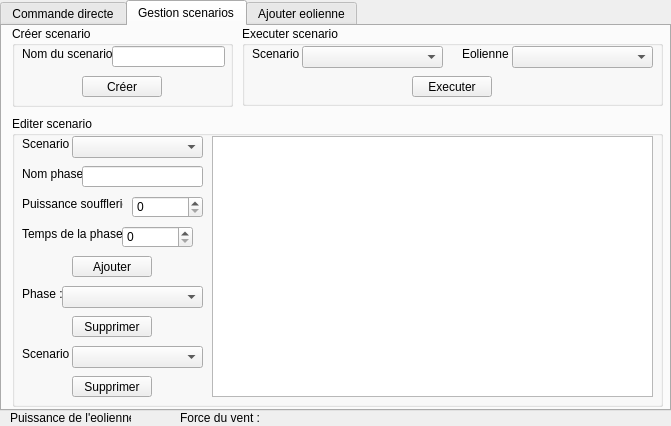
This is 06_taches_finale/01_alan_carrer/02_application/application/mainwindow.ui in Izakun/banc_de_test_eolienne as Qt 5 draws it before an edit. The edited form follows.
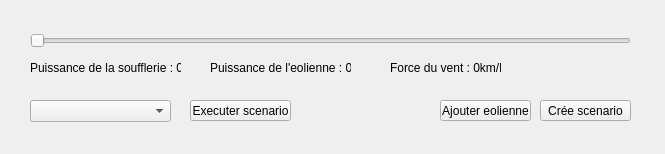
This is the edited form. The open tabs and pages were chosen to show the change.

The edit to the form file:
```diff
--- a/06_taches_finale/01_alan_carrer/02_application/application/mainwindow.ui
+++ b/06_taches_finale/01_alan_carrer/02_application/application/mainwindow.ui
@@ -6,527 +6,116 @@
    <rect>
     <x>0</x>
     <y>0</y>
-    <width>671</width>
-    <height>426</height>
+    <width>665</width>
+    <height>154</height>
    </rect>
   </property>
   <property name="windowTitle">
    <string>MainWindow</string>
   </property>
   <widget class="QWidget" name="centralWidget">
-   <widget class="QTabWidget" name="tabWidget">
+   <widget class="QPushButton" name="btn_createScenario">
     <property name="geometry">
      <rect>
-      <x>0</x>
-      <y>0</y>
-      <width>671</width>
-      <height>411</height>
+      <x>540</x>
+      <y>100</y>
+      <width>91</width>
+      <height>21</height>
      </rect>
     </property>
-    <property name="currentIndex">
-     <number>0</number>
+    <property name="text">
+     <string>Crée scenario</string>
     </property>
-    <widget class="QWidget" name="direct">
-     <attribute name="title">
-      <string>Commande directe</string>
-     </attribute>
-     <widget class="QLabel" name="label_3">
-      <property name="geometry">
-       <rect>
-        <x>10</x>
-        <y>10</y>
-        <width>131</width>
-        <height>16</height>
-       </rect>
-      </property>
-      <property name="text">
-       <string>Puissance de la soufflerie :</string>
-      </property>
-     </widget>
-     <widget class="QSlider" name="horizontalSlider">
-      <property name="geometry">
-       <rect>
-        <x>140</x>
-        <y>10</y>
-        <width>160</width>
-        <height>16</height>
-       </rect>
-      </property>
-      <property name="maximum">
-       <number>100</number>
-      </property>
-      <property name="orientation">
-       <enum>Qt::Horizontal</enum>
-      </property>
-     </widget>
-     <widget class="QLabel" name="label_4">
-      <property name="geometry">
-       <rect>
-        <x>310</x>
-        <y>10</y>
-        <width>47</width>
-        <height>13</height>
-       </rect>
-      </property>
-      <property name="text">
-       <string>- %</string>
-      </property>
-     </widget>
-    </widget>
-    <widget class="QWidget" name="scenario">
-     <attribute name="title">
-      <string>Gestion scenarios</string>
-     </attribute>
-     <widget class="QGroupBox" name="groupBox">
-      <property name="geometry">
-       <rect>
-        <x>10</x>
-        <y>0</y>
-        <width>221</width>
-        <height>81</height>
-       </rect>
-      </property>
-      <property name="title">
-       <string>Créer scenario</string>
-      </property>
-      <widget class="QLabel" name="label_9">
-       <property name="geometry">
-        <rect>
-         <x>10</x>
-         <y>20</y>
-         <width>91</width>
-         <height>16</height>
-        </rect>
-       </property>
-       <property name="text">
-        <string>Nom du scenario :</string>
-       </property>
-      </widget>
-      <widget class="QLineEdit" name="lineEdit_4">
-       <property name="geometry">
-        <rect>
-         <x>100</x>
-         <y>20</y>
-         <width>113</width>
-         <height>21</height>
-        </rect>
-       </property>
-      </widget>
-      <widget class="QPushButton" name="pushButton_2">
-       <property name="geometry">
-        <rect>
-         <x>70</x>
-         <y>50</y>
-         <width>80</width>
-         <height>21</height>
-        </rect>
-       </property>
-       <property name="text">
-        <string>Créer</string>
-       </property>
-      </widget>
-     </widget>
-     <widget class="QGroupBox" name="groupBox_2">
-      <property name="geometry">
-       <rect>
-        <x>240</x>
-        <y>0</y>
-        <width>421</width>
-        <height>80</height>
-       </rect>
-      </property>
-      <property name="title">
-       <string>Executer scenario</string>
-      </property>
-      <widget class="QLabel" name="label_10">
-       <property name="geometry">
-        <rect>
-         <x>10</x>
-         <y>20</y>
-         <width>51</width>
-         <height>16</height>
-        </rect>
-       </property>
-       <property name="text">
-        <string>Scenario :</string>
-       </property>
-      </widget>
-      <widget class="QComboBox" name="comboBox">
-       <property name="geometry">
-        <rect>
-         <x>60</x>
-         <y>20</y>
-         <width>141</width>
-         <height>22</height>
-        </rect>
-       </property>
-      </widget>
-      <widget class="QLabel" name="label_11">
-       <property name="geometry">
-        <rect>
-         <x>220</x>
-         <y>20</y>
-         <width>51</width>
-         <height>16</height>
-        </rect>
-       </property>
-       <property name="text">
-        <string>Eolienne :</string>
-       </property>
-      </widget>
-      <widget class="QComboBox" name="comboBox_2">
-       <property name="geometry">
-        <rect>
-         <x>270</x>
-         <y>20</y>
-         <width>141</width>
-         <height>22</height>
-        </rect>
-       </property>
-      </widget>
-      <widget class="QPushButton" name="pushButton_3">
-       <property name="geometry">
-        <rect>
-         <x>170</x>
-         <y>50</y>
-         <width>80</width>
-         <height>21</height>
-        </rect>
-       </property>
-       <property name="text">
-        <string>Executer</string>
-       </property>
-      </widget>
-     </widget>
-     <widget class="QGroupBox" name="groupBox_3">
-      <property name="geometry">
-       <rect>
-        <x>10</x>
-        <y>90</y>
-        <width>651</width>
-        <height>291</height>
-       </rect>
-      </property>
-      <property name="title">
-       <string>Editer scenario</string>
-      </property>
-      <widget class="QLabel" name="label_12">
-       <property name="geometry">
-        <rect>
-         <x>10</x>
-         <y>20</y>
-         <width>51</width>
-         <height>16</height>
-        </rect>
-       </property>
-       <property name="text">
-        <string>Scenario :</string>
-       </property>
-      </widget>
-      <widget class="QComboBox" name="comboBox_3">
-       <property name="geometry">
-        <rect>
-         <x>60</x>
-         <y>20</y>
-         <width>131</width>
-         <height>22</height>
-        </rect>
-       </property>
-      </widget>
-      <widget class="QLabel" name="label_13">
-       <property name="geometry">
-        <rect>
-         <x>10</x>
-         <y>50</y>
-         <width>61</width>
-         <height>16</height>
-        </rect>
-       </property>
-       <property name="text">
-        <string>Nom phase :</string>
-       </property>
-      </widget>
-      <widget class="QLineEdit" name="lineEdit_5">
-       <property name="geometry">
-        <rect>
-         <x>70</x>
-         <y>50</y>
-         <width>121</width>
-         <height>21</height>
-        </rect>
-       </property>
-      </widget>
-      <widget class="QLabel" name="label_14">
-       <property name="geometry">
-        <rect>
-         <x>10</x>
-         <y>80</y>
-         <width>101</width>
-         <height>16</height>
-        </rect>
-       </property>
-       <property name="text">
-        <string>Puissance soufflerie :</string>
-       </property>
-      </widget>
-      <widget class="QSpinBox" name="spinBox">
-       <property name="geometry">
-        <rect>
-         <x>120</x>
-         <y>80</y>
-         <width>71</width>
-         <height>22</height>
-        </rect>
-       </property>
-       <property name="maximum">
-        <number>100</number>
-       </property>
-      </widget>
-      <widget class="QLabel" name="label_15">
-       <property name="geometry">
-        <rect>
-         <x>10</x>
-         <y>110</y>
-         <width>101</width>
-         <height>16</height>
-        </rect>
-       </property>
-       <property name="text">
-        <string>Temps de la phase :</string>
-       </property>
-      </widget>
-      <widget class="QSpinBox" name="spinBox_2">
-       <property name="geometry">
-        <rect>
-         <x>110</x>
-         <y>110</y>
-         <width>71</width>
-         <height>22</height>
-        </rect>
-       </property>
-      </widget>
-      <widget class="QPushButton" name="pushButton_4">
-       <property name="geometry">
-        <rect>
-         <x>60</x>
-         <y>140</y>
-         <width>80</width>
-         <height>21</height>
-        </rect>
-       </property>
-       <property name="text">
-        <string>Ajouter</string>
-       </property>
-      </widget>
-      <widget class="QLabel" name="label_16">
-       <property name="geometry">
-        <rect>
-         <x>10</x>
-         <y>170</y>
-         <width>41</width>
-         <height>16</height>
-        </rect>
-       </property>
-       <property name="text">
-        <string>Phase :</string>
-       </property>
-      </widget>
-      <widget class="QComboBox" name="comboBox_4">
-       <property name="geometry">
-        <rect>
-         <x>50</x>
-         <y>170</y>
-         <width>141</width>
-         <height>22</height>
-        </rect>
-       </property>
-      </widget>
-      <widget class="QPushButton" name="pushButton_5">
-       <property name="geometry">
-        <rect>
-         <x>60</x>
-         <y>200</y>
-         <width>80</width>
-         <height>21</height>
-        </rect>
-       </property>
-       <property name="text">
-        <string>Supprimer</string>
-       </property>
-      </widget>
-      <widget class="QPushButton" name="pushButton_6">
-       <property name="geometry">
-        <rect>
-         <x>60</x>
-         <y>260</y>
-         <width>80</width>
-         <height>21</height>
-        </rect>
-       </property>
-       <property name="text">
-        <string>Supprimer</string>
-       </property>
-      </widget>
-      <widget class="QLabel" name="label_17">
-       <property name="geometry">
-        <rect>
-         <x>10</x>
-         <y>230</y>
-         <width>51</width>
-         <height>16</height>
-        </rect>
-       </property>
-       <property name="text">
-        <string>Scenario :</string>
-       </property>
-      </widget>
-      <widget class="QComboBox" name="comboBox_5">
-       <property name="geometry">
-        <rect>
-         <x>60</x>
-         <y>230</y>
-         <width>131</width>
-         <height>22</height>
-        </rect>
-       </property>
-      </widget>
-      <widget class="QTableView" name="tableView">
-       <property name="geometry">
-        <rect>
-         <x>200</x>
-         <y>20</y>
-         <width>441</width>
-         <height>261</height>
-        </rect>
-       </property>
-      </widget>
-     </widget>
-    </widget>
-    <widget class="QWidget" name="eolienne">
-     <attribute name="title">
-      <string>Ajouter eolienne</string>
-     </attribute>
-     <widget class="QLabel" name="label_5">
-      <property name="geometry">
-       <rect>
-        <x>10</x>
-        <y>10</y>
-        <width>41</width>
-        <height>16</height>
-       </rect>
-      </property>
-      <property name="text">
-       <string>Model :</string>
-      </property>
-     </widget>
-     <widget class="QLabel" name="label_6">
-      <property name="geometry">
-       <rect>
-        <x>10</x>
-        <y>40</y>
-        <width>31</width>
-        <height>16</height>
-       </rect>
-      </property>
-      <property name="text">
-       <string>Type :</string>
-      </property>
-     </widget>
-     <widget class="QLabel" name="label_7">
-      <property name="geometry">
-       <rect>
-        <x>10</x>
-        <y>70</y>
-        <width>51</width>
-        <height>16</height>
-       </rect>
-      </property>
-      <property name="text">
-       <string>Fabricant :</string>
-      </property>
-     </widget>
-     <widget class="QLabel" name="label_8">
-      <property name="geometry">
-       <rect>
-        <x>10</x>
-        <y>100</y>
-        <width>81</width>
-        <height>16</height>
-       </rect>
-      </property>
-      <property name="text">
-       <string>Documentation :</string>
-      </property>
-     </widget>
-     <widget class="QLineEdit" name="lineEdit">
-      <property name="geometry">
-       <rect>
-        <x>62</x>
-        <y>10</y>
-        <width>121</width>
-        <height>21</height>
-       </rect>
-      </property>
-     </widget>
-     <widget class="QLineEdit" name="lineEdit_2">
-      <property name="geometry">
-       <rect>
-        <x>62</x>
-        <y>40</y>
-        <width>121</width>
-        <height>21</height>
-       </rect>
-      </property>
-     </widget>
-     <widget class="QLineEdit" name="lineEdit_3">
-      <property name="geometry">
-       <rect>
-        <x>62</x>
-        <y>70</y>
-        <width>121</width>
-        <height>21</height>
-       </rect>
-      </property>
-     </widget>
-     <widget class="QPushButton" name="pushButton">
-      <property name="geometry">
-       <rect>
-        <x>90</x>
-        <y>100</y>
-        <width>80</width>
-        <height>21</height>
-       </rect>
-      </property>
-      <property name="text">
-       <string>Parcourir (QFileDialog)</string>
-      </property>
-     </widget>
-    </widget>
+   </widget>
+   <widget class="QPushButton" name="btn_addEolienne">
+    <property name="geometry">
+     <rect>
+      <x>440</x>
+      <y>100</y>
+      <width>91</width>
+      <height>21</height>
+     </rect>
+    </property>
+    <property name="text">
+     <string>Ajouter eolienne</string>
+    </property>
+   </widget>
+   <widget class="QComboBox" name="comboBox_scenario">
+    <property name="geometry">
+     <rect>
+      <x>30</x>
+      <y>100</y>
+      <width>141</width>
+      <height>22</height>
+     </rect>
+    </property>
+   </widget>
+   <widget class="QPushButton" name="btn_execScenario">
+    <property name="geometry">
+     <rect>
+      <x>190</x>
+      <y>100</y>
+      <width>101</width>
+      <height>21</height>
+     </rect>
+    </property>
+    <property name="text">
+     <string>Executer scenario</string>
+    </property>
+   </widget>
+   <widget class="QSlider" name="horizontalSlider">
+    <property name="geometry">
+     <rect>
+      <x>30</x>
+      <y>30</y>
+      <width>601</width>
+      <height>22</height>
+     </rect>
+    </property>
+    <property name="maximum">
+     <number>100</number>
+    </property>
+    <property name="orientation">
+     <enum>Qt::Horizontal</enum>
+    </property>
+   </widget>
+   <widget class="QLabel" name="lbl_puissance">
+    <property name="geometry">
+     <rect>
+      <x>30</x>
+      <y>60</y>
+      <width>151</width>
+      <height>16</height>
+     </rect>
+    </property>
+    <property name="text">
+     <string>Puissance de la soufflerie : 0%</string>
+    </property>
+   </widget>
+   <widget class="QLabel" name="lbl_puissanceEolienne">
+    <property name="geometry">
+     <rect>
+      <x>210</x>
+      <y>60</y>
+      <width>141</width>
+      <height>16</height>
+     </rect>
+    </property>
+    <property name="text">
+     <string>Puissance de l'eolienne : 0W</string>
+    </property>
    </widget>
    <widget class="QLabel" name="label">
     <property name="geometry">
      <rect>
-      <x>10</x>
-      <y>410</y>
-      <width>121</width>
+      <x>390</x>
+      <y>60</y>
+      <width>111</width>
       <height>16</height>
      </rect>
     </property>
     <property name="text">
-     <string>Puissance de l'eolienne :</string>
-    </property>
-   </widget>
-   <widget class="QLabel" name="label_2">
-    <property name="geometry">
-     <rect>
-      <x>180</x>
-      <y>410</y>
-      <width>81</width>
-      <height>16</height>
-     </rect>
-    </property>
-    <property name="text">
-     <string>Force du vent :</string>
+     <string>Force du vent : 0km/h</string>
     </property>
    </widget>
   </widget>
```
